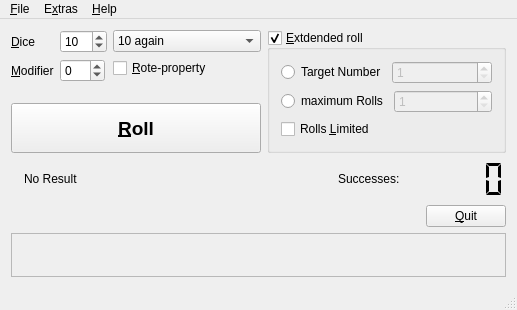
Old version of the form MainWindow.ui in the repository Kamduis/DiceRoller-WoD.
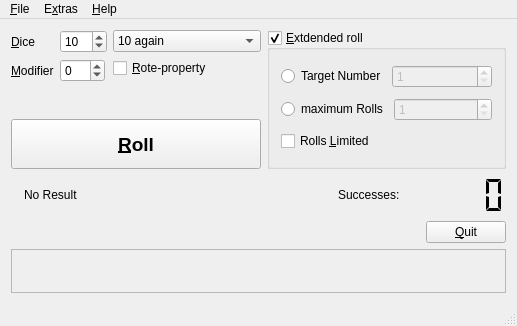
New version of the form. Icons and pictures are not drawn.

```diff
--- a/MainWindow.ui
+++ b/MainWindow.ui
@@ -7,7 +7,7 @@
     <x>0</x>
     <y>0</y>
     <width>517</width>
-    <height>288</height>
+    <height>326</height>
    </rect>
   </property>
   <property name="sizePolicy">
```
Left out of the diff: 23 changed lines with no effect on the pictures.
